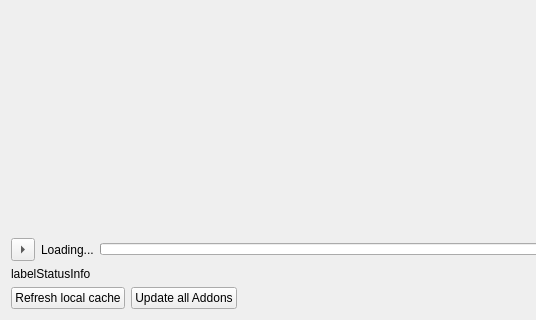
The window that AddonManager.ui (chennes/AddonManager) describes before a commit, drawn with Qt 5; both pictures show x 0 to 536 and y 280 to 600 of the 800 by 600 pixel window.
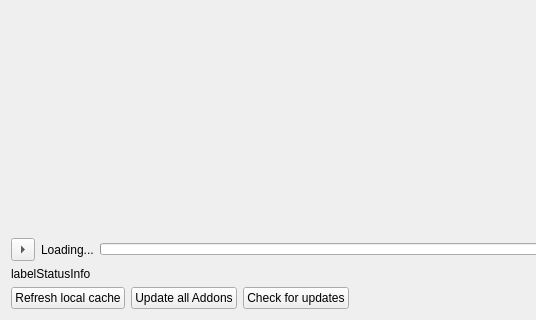
The same window after the commit.

Commit message: Addon Manager: Add Check for updates button

```diff
--- a/AddonManager.ui
+++ b/AddonManager.ui
@@ -134,6 +134,13 @@
        </property>
       </widget>
      </item>
+     <item>
+      <widget class="QPushButton" name="buttonCheckForUpdates">
+       <property name="text">
+        <string>Check for updates</string>
+       </property>
+      </widget>
+     </item>
      <item>
       <spacer name="horizontalSpacer_4">
        <property name="orientation">
```
The commit also changes 1 other file.
